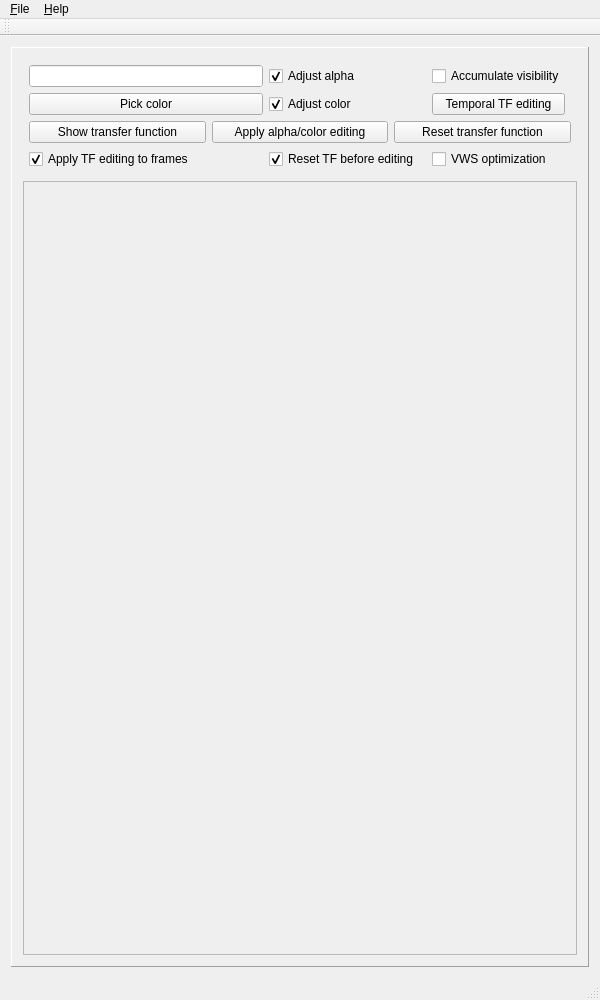
This is QtCuda/mainwindow.ui in luosz/cuda-visibility as Qt 5 draws it before an edit. The edited form follows.
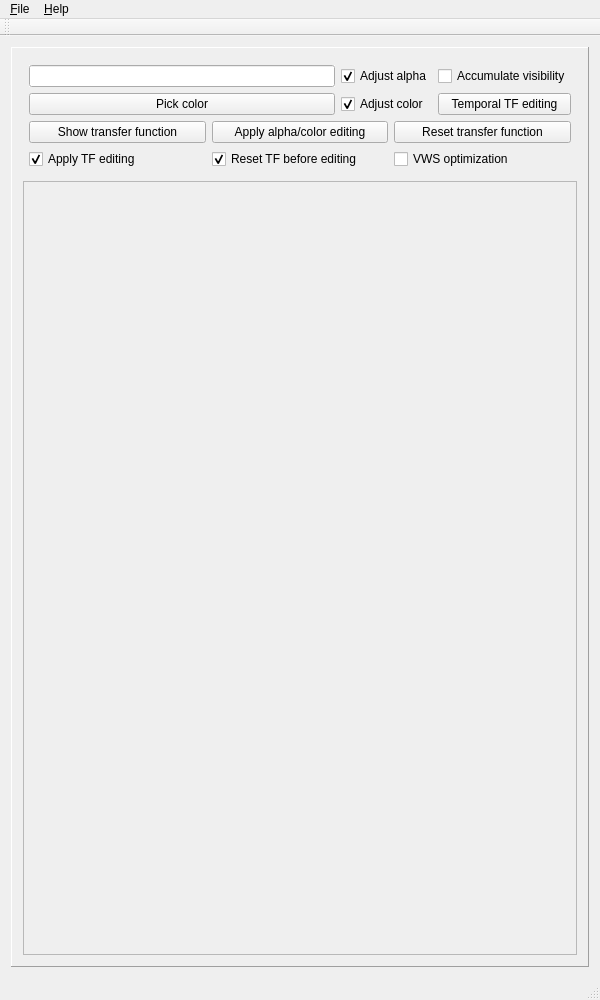
This is the edited form.

What changed in the file:
```diff
--- a/QtCuda/mainwindow.ui
+++ b/QtCuda/mainwindow.ui
@@ -111,16 +111,6 @@
            </property>
           </widget>
          </item>
-         <item row="11" column="1">
-          <widget class="QCheckBox" name="checkBox_3">
-           <property name="text">
-            <string>Apply TF editing to frames</string>
-           </property>
-           <property name="checked">
-            <bool>true</bool>
-           </property>
-          </widget>
-         </item>
          <item row="0" column="1">
           <widget class="QLineEdit" name="lineEdit">
            <property name="sizePolicy">
@@ -137,23 +127,6 @@
            </property>
           </widget>
          </item>
-         <item row="11" column="2">
-          <widget class="QCheckBox" name="checkBox_4">
-           <property name="text">
-            <string>Reset TF before editing</string>
-           </property>
-           <property name="checked">
-            <bool>true</bool>
-           </property>
-          </widget>
-         </item>
-         <item row="11" column="4">
-          <widget class="QCheckBox" name="checkBox_5">
-           <property name="text">
-            <string>VWS optimization</string>
-           </property>
-          </widget>
-         </item>
          <item row="0" column="2">
           <widget class="QCheckBox" name="checkBox">
            <property name="sizePolicy">
@@ -180,20 +153,63 @@
            </property>
           </widget>
          </item>
-         <item row="0" column="4">
-          <widget class="QCheckBox" name="checkBox_6">
-           <property name="text">
-            <string>Accumulate visibility</string>
-           </property>
-          </widget>
-         </item>
-         <item row="1" column="4">
+         <item row="1" column="3" colspan="3">
           <widget class="QPushButton" name="pushButton_5">
            <property name="text">
             <string>Temporal TF editing</string>
            </property>
           </widget>
          </item>
+         <item row="0" column="3" colspan="3">
+          <widget class="QCheckBox" name="checkBox_6">
+           <property name="text">
+            <string>Accumulate visibility</string>
+           </property>
+          </widget>
+         </item>
+         <item row="9" column="1" colspan="5">
+          <layout class="QGridLayout" name="gridLayout_5">
+           <property name="leftMargin">
+            <number>0</number>
+           </property>
+           <property name="topMargin">
+            <number>0</number>
+           </property>
+           <property name="rightMargin">
+            <number>0</number>
+           </property>
+           <property name="bottomMargin">
+            <number>0</number>
+           </property>
+           <item row="0" column="1">
+            <widget class="QCheckBox" name="checkBox_4">
+             <property name="text">
+              <string>Reset TF before editing</string>
+             </property>
+             <property name="checked">
+              <bool>true</bool>
+             </property>
+            </widget>
+           </item>
+           <item row="0" column="0">
+            <widget class="QCheckBox" name="checkBox_3">
+             <property name="text">
+              <string>Apply TF editing</string>
+             </property>
+             <property name="checked">
+              <bool>true</bool>
+             </property>
+            </widget>
+           </item>
+           <item row="0" column="2">
+            <widget class="QCheckBox" name="checkBox_5">
+             <property name="text">
+              <string>VWS optimization</string>
+             </property>
+            </widget>
+           </item>
+          </layout>
+         </item>
         </layout>
        </item>
       </layout>
```
Left out of the diff: 2 changed lines with no effect on the pictures.
